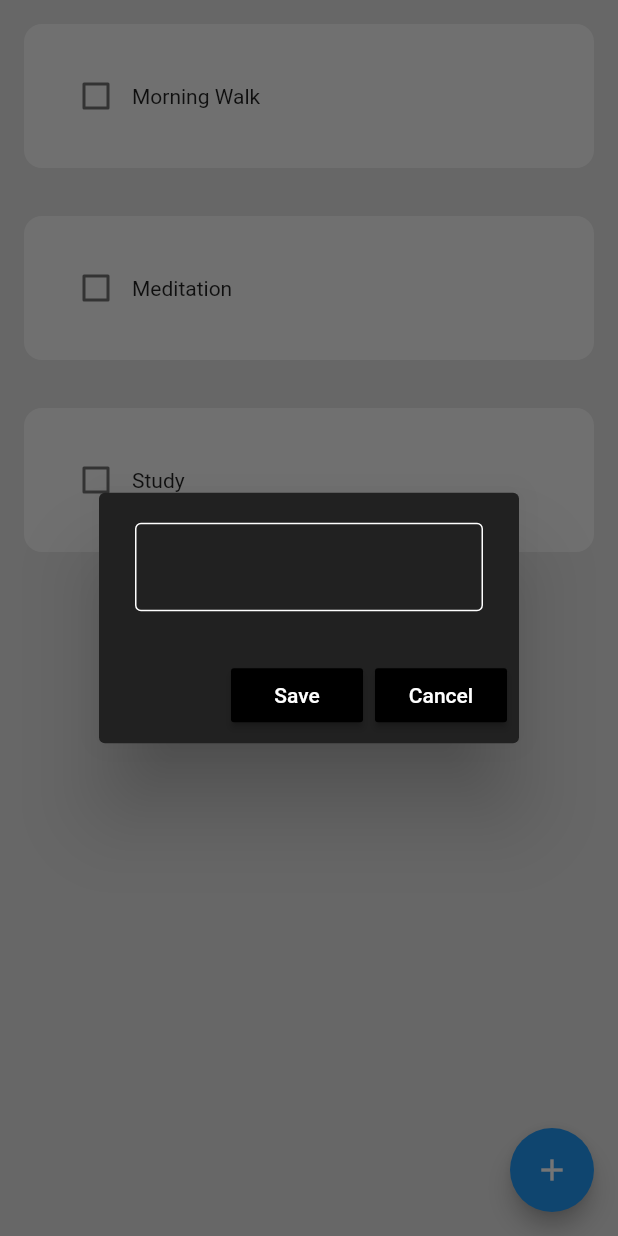
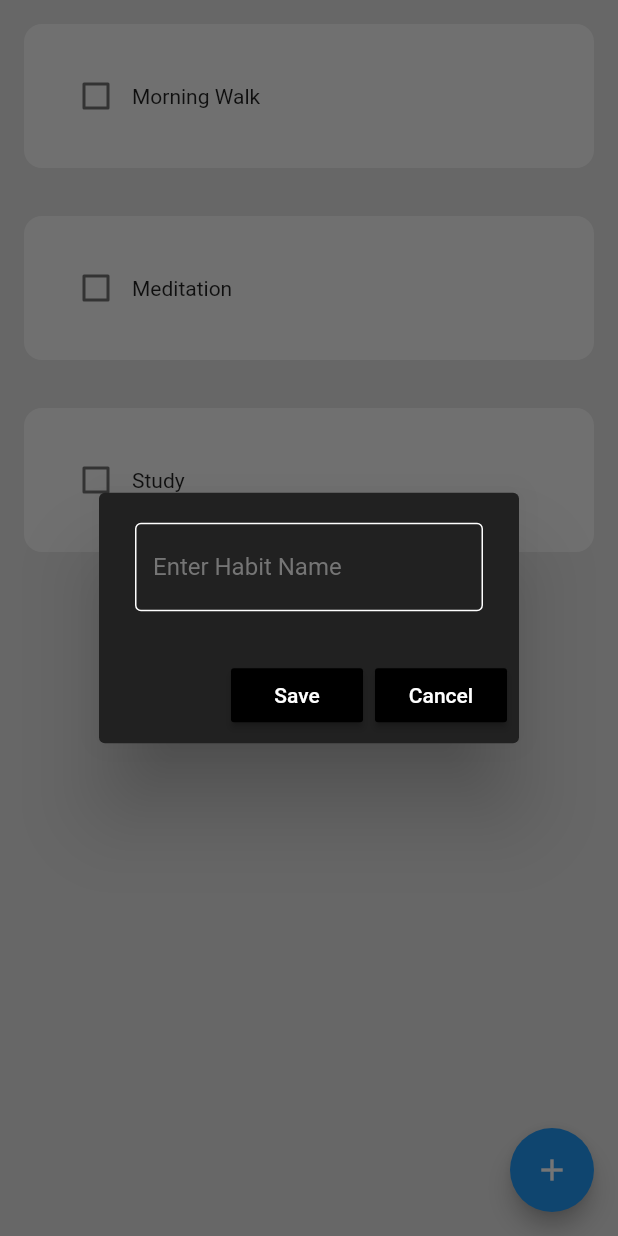
Before and after one commit to Inosuke0718/heat_map_app, a Flutter app: the screen it shows after launch, after a tap on the "add" icon, on a phone screen of 412 x 824 dp. Run offline on Flutter 3.47's test engine with Material 2 defaults, Android fonts, the phone set to English and light mode, and no system bars; drawn by our look-alikes of flutter_slidable.

Commit message:
until firebase

```diff
--- a/lib/components/my_alert_box.dart
+++ b/lib/components/my_alert_box.dart
@@ -4,16 +4,18 @@ class MyAlertBox extends StatelessWidget {
   // Finalは変数に一度だけ値を代入できる
   // ウィジェットやアニメーションなどを制御するオブジェクト
   final controller;
+  final String hintText;
   final VoidCallback onSave;
   final VoidCallback onCancel;
 
   // クラスのコンストラクタ
-  const MyAlertBox(
-      {super.key,
-      required this.controller,
-      required this.onSave,
-      required this.onCancel,
-    });
+  const MyAlertBox({
+    super.key,
+    required this.controller,
+    required this.hintText,
+    required this.onSave,
+    required this.onCancel,
+  });
 
   // habitの追加
   @override
@@ -23,11 +25,13 @@ class MyAlertBox extends StatelessWidget {
       content: TextField(
         controller: controller,
         style: const TextStyle(color: Color.fromRGBO(255, 255, 255, 1)),
-        decoration: const InputDecoration(
-          enabledBorder: OutlineInputBorder(
+        decoration: InputDecoration(
+          hintText: hintText,
+          hintStyle: TextStyle(color: Colors.grey[600]),
+          enabledBorder: const OutlineInputBorder(
             borderSide: BorderSide(color: Colors.white),
           ),
-          focusedBorder: OutlineInputBorder(
+          focusedBorder: const OutlineInputBorder(
             borderSide: BorderSide(color: Colors.white),
           ),
         ),
--- a/lib/pages/home_page.dart
+++ b/lib/pages/home_page.dart
@@ -36,6 +36,7 @@ class _HomePageState extends State<HomePage> {
       builder: (context) {
         return MyAlertBox(
           controller: _newHabitNameController,
+          hintText: 'Enter Habit Name',
           onSave: saveNewHabit,
           onCancel: cancelDialogBox,
         );
@@ -68,6 +69,8 @@ class _HomePageState extends State<HomePage> {
       builder: (context) {
         return MyAlertBox(
           controller: _newHabitNameController,
+          // 引数に選択したリストの内容を入れてあげる
+          hintText: todaysHabitList[index][0],
           onSave: () => saveExistingHabit(index),
           onCancel: cancelDialogBox,
         );
```
